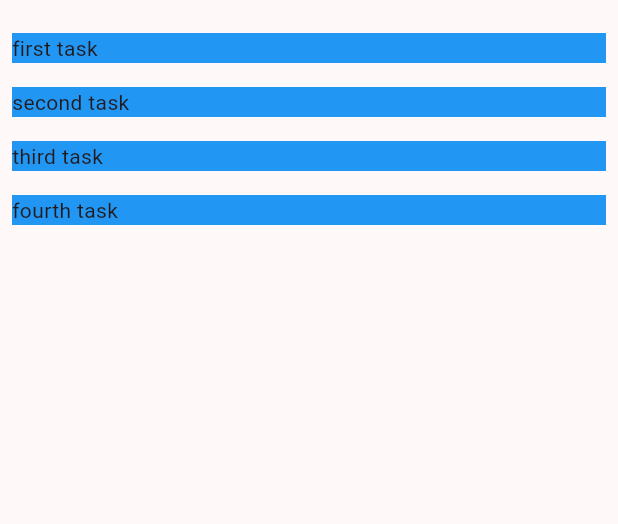
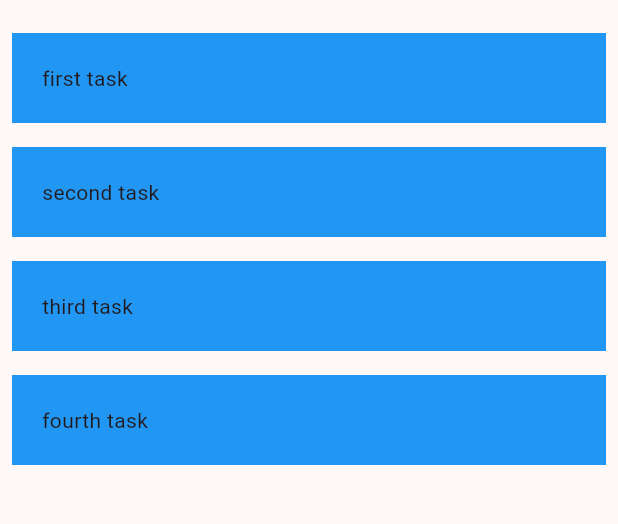
Before and after one commit to mmajapahitnw/dicoding-flutter-final-project, a Flutter app: the screen it shows after launch, on a phone screen of 412 x 824 dp, the part 63-587 px from its top. Run offline on Flutter 3.47's test engine with Material 2 defaults, Android fonts, the phone set to English and light mode, and no system bars; statements that could not run were skipped.

Commit message:
Update home_page.dart

```diff
--- a/todo_list_app/lib/pages/home_page.dart
+++ b/todo_list_app/lib/pages/home_page.dart
@@ -18,6 +18,7 @@ class _HomePageState extends State<HomePage> {
   @override
   Widget build(BuildContext context) {
     return Scaffold(
+      //backgroundColor: Colors.blueGrey,
       appBar: AppBar(
         title: const Center(
           child: Text(
@@ -32,8 +33,12 @@ class _HomePageState extends State<HomePage> {
             padding: const EdgeInsets.all(8.0),
             child: Container(
               color: Colors.blue,
+              padding: const EdgeInsets.all(20),
               child: Text(
                 todoList[index][0].toString(),
+                style: TextStyle(
+                  fontFamily:
+                ),
               )
             ),
           );
```
